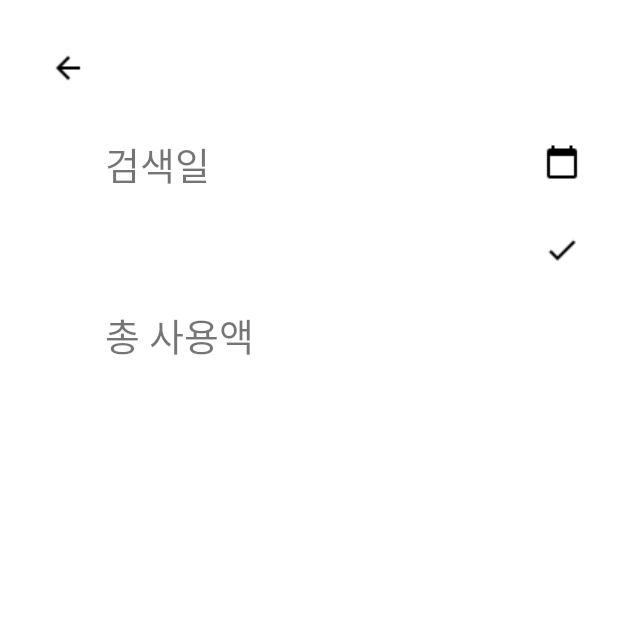
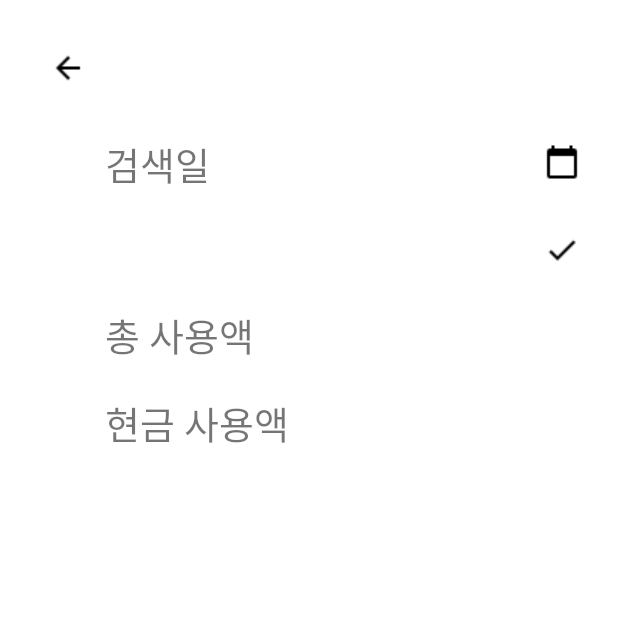
Before and after one commit to HajunAndroid/TodayCard, an Android app: the Search screen opened directly, with no data from a screen before it, on a phone screen of 412 x 824 dp, the top half of it. Run offline under Robolectric (Android 15) with nearby library versions, the phone set to English and light mode, and no system bars; our stand-ins replace Room's generated code; libraries missing offline, so code that uses them is left out: com.amplitude.api; 2 statements that could not run were skipped.

Commit message:
Search Only Cash in Search Activity

```diff
--- a/app/src/main/java/kr/co/hajun/broadcastrecieverpractice1/Search.java
+++ b/app/src/main/java/kr/co/hajun/broadcastrecieverpractice1/Search.java
@@ -25,7 +25,7 @@ public class Search extends AppCompatActivity {
     int startMonth = calendar.get(Calendar.MONTH)+1;
     int startDay = calendar.get(Calendar.DAY_OF_MONTH);
 
-    TextView textStart,totalPrice;
+    TextView textStart,totalPrice,totalPriceCash;
 
     @Override
     protected void onCreate(Bundle savedInstanceState) {
@@ -33,6 +33,7 @@ public class Search extends AppCompatActivity {
         setContentView(R.layout.activity_search);
         textStart = findViewById(R.id.spendWhenStart);
         totalPrice = findViewById(R.id.totalPrice);
+        totalPriceCash = findViewById(R.id.totalPrice_cash);
 
         Amplitude.getInstance().initialize(this, "45b00de2cf11098cf68104782fcb322a")
                 .enableForegroundTracking(getApplication());
@@ -72,6 +73,12 @@ public class Search extends AppCompatActivity {
         List<DailySpend> list = dailySpendDAO.selectTotal(s);
         if(list.size()!=0)
             total += list.get(0).getTotal();
+        PayCashDAO payCashDAO = db.payCashDAO();
+        List<PayCash> payCashList = payCashDAO.selectPayCash(s);
+        int cash_total =0;
+        for(int i=0;i<payCashList.size();i++){
+            cash_total +=payCashList.get(i).getPrice();
+        }
         /*DBHelper helper= new DBHelper(this);
         SQLiteDatabase db = helper.getWritableDatabase();
         Cursor c = db.rawQuery("select price from tb_card where year = ? and month = ? and date = ?",
@@ -81,6 +88,7 @@ public class Search extends AppCompatActivity {
         }*/
 
         totalPrice.setText(df.format(total)+"원");
+        totalPriceCash.setText(df.format(cash_total)+"원");
         db.close();
     }
 }
--- a/app/src/main/res/layout/activity_search.xml
+++ b/app/src/main/res/layout/activity_search.xml
@@ -97,4 +97,29 @@
             android:textSize="25dp">
         </TextView>
     </RelativeLayout>
+    <RelativeLayout
+        android:layout_width="match_parent"
+        android:layout_height="wrap_content"
+        android:orientation="horizontal"
+        android:layout_marginTop="20dp">
+        <TextView
+            android:id="@+id/total_cash"
+            android:layout_width="wrap_content"
+            android:layout_height="wrap_content"
+            android:textSize="25dp"
+            android:text="현금 사용액"
+            android:layout_marginLeft="70dp"/>
+
+        <TextView
+            android:id="@+id/totalPrice_cash"
+            android:layout_width="wrap_content"
+            android:layout_height="wrap_content"
+            android:layout_alignBaseline="@+id/total_cash"
+            android:layout_alignParentRight="true"
+            android:layout_marginRight="70dp"
+            android:textColor="#000000"
+            android:text=""
+            android:textSize="25dp">
+        </TextView>
+    </RelativeLayout>
 </LinearLayout>
```
Also changed, not shown: app/src/main/AndroidManifest.xml (+11 -12 lines).
